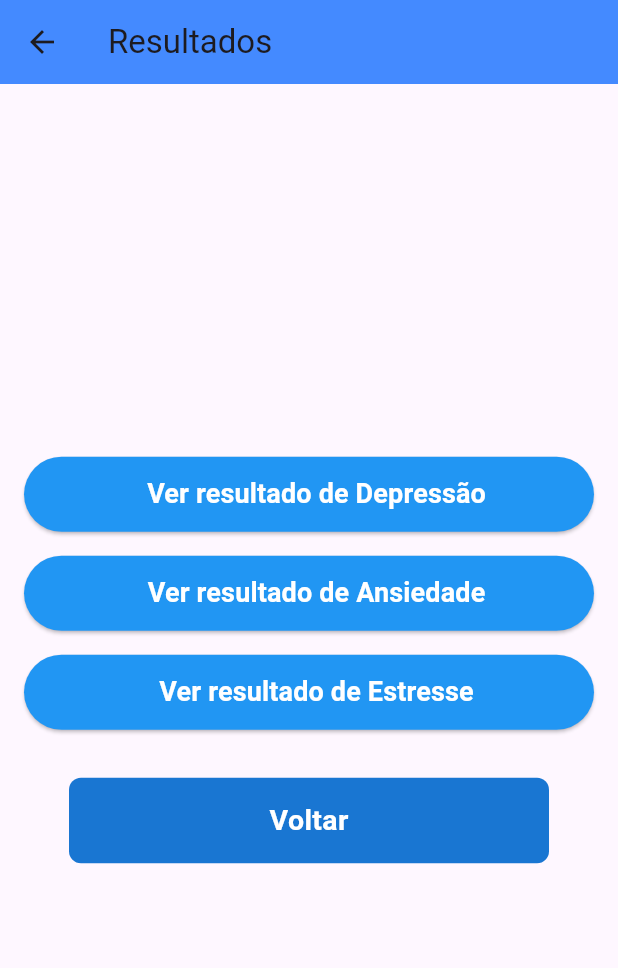
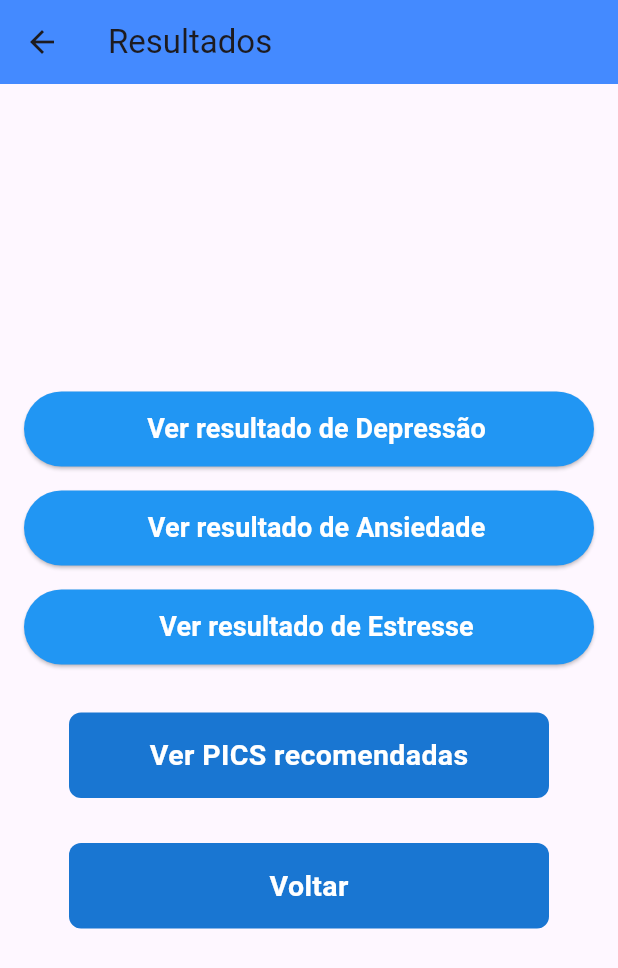
Before and after one commit to HudsonMazza/MindSage_, a Flutter app: the ResultsScreen screen opened directly with empty values, on a phone screen of 412 x 824 dp. Shown: the top 968 px of the screen. Run offline on Flutter 3.47's test engine with Material 3 defaults, Android fonts, the phone set to English and light mode, and no system bars; our stand-ins replace firebase_auth, firebase_core, google_sign_in, shared_preferences; accounts and stored records are empty; network calls fail.

Commit message:
tela de pics adicionada

```diff
--- a/lib/pages/result_page.dart
+++ b/lib/pages/result_page.dart
@@ -1,7 +1,6 @@
 import 'package:flutter/material.dart';
 import 'package:flutter/widgets.dart';
-import 'package:mind_sage/components/my_button.dart'; // Certifique-se de que o caminho está correto
-import 'package:mind_sage/pages/health_data.dart';
+import 'package:mind_sage/pages/pics_page.dart';
 import 'package:mind_sage/pages/profile_page.dart';
 
 class ResultsScreen extends StatelessWidget {
@@ -48,6 +47,36 @@ class ResultsScreen extends StatelessWidget {
               [14, 18, 25, 33],
             ),
             SizedBox(height: 32), // Espaço para o botão adicional
+
+            GestureDetector(
+              onTap: () {
+                Navigator.push(
+                  context,
+                  MaterialPageRoute(
+                    builder: (context) => PicsPage(),
+                  ),
+                );
+              },
+              child: Container(
+                padding: const EdgeInsets.all(15),
+                margin: const EdgeInsets.symmetric(horizontal: 30),
+                decoration: BoxDecoration(
+                  color: Colors.blue[700],
+                  borderRadius: BorderRadius.circular(8),
+                ),
+                child: const Center(
+                  child: Text(
+                    'Ver PICS recomendadas',
+                    style: TextStyle(
+                      color: Colors.white,
+                      fontWeight: FontWeight.bold,
+                      fontSize: 19,
+                    ),
+                  ),
+                ),
+              ),
+            ),
+            SizedBox(height: 30,),
 
             GestureDetector(
               onTap: () {
```
Also changed, not shown: lib/pages/pics_page.dart (added, +136 -0 lines), 17 other files.
